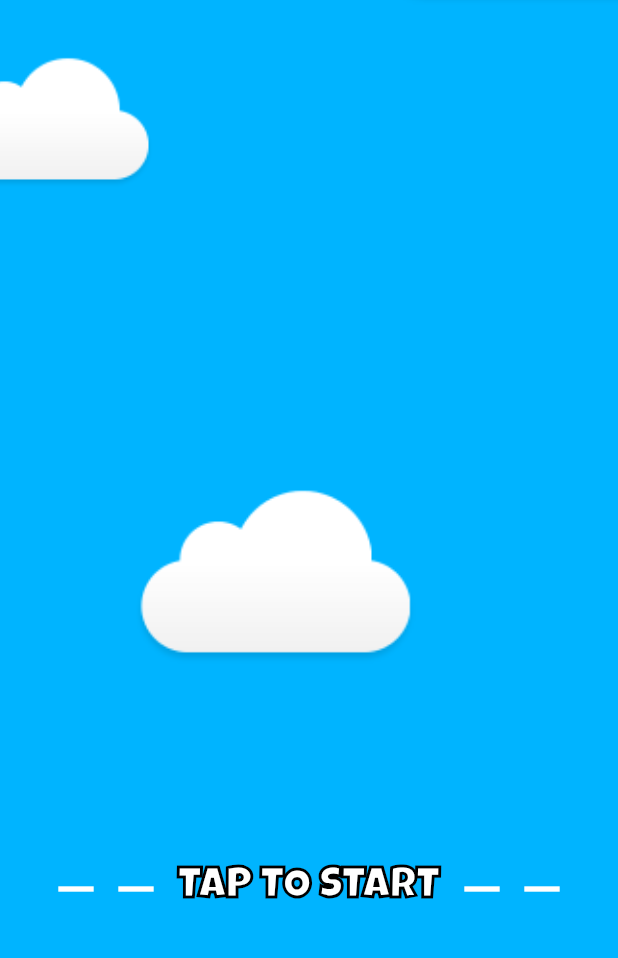
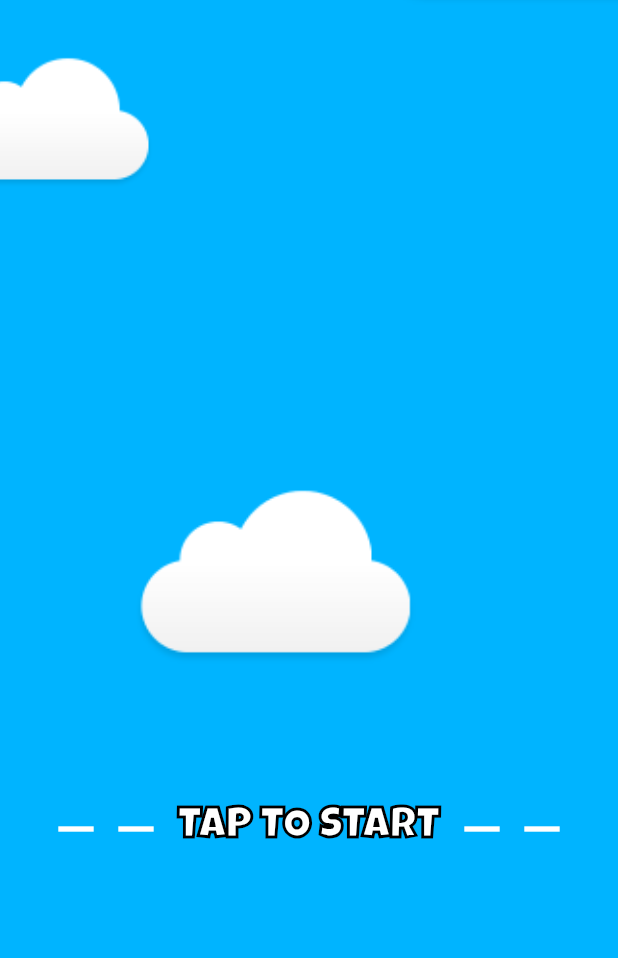
Before and after one commit to jorbush/toMime, a Flutter app: the screen it shows after launch, on a phone screen of 412 x 824 dp, the part 255-1213 px from its top. Run offline on Flutter 3.47's test engine with Material 2 defaults, Android fonts, the light colour scheme and no system bars; our stand-ins replace flutter_tindercard.

Commit message:
height update

```diff
--- a/lib/home.dart
+++ b/lib/home.dart
@@ -70,7 +70,7 @@ class _HomeState extends State<Home> {
                   ),
                 ),
                 SizedBox(
-                  height: 600.0,
+                  height: 560.0,
                   child: Container(
                     width: 500.0,
                     child: FlatButton(
```
